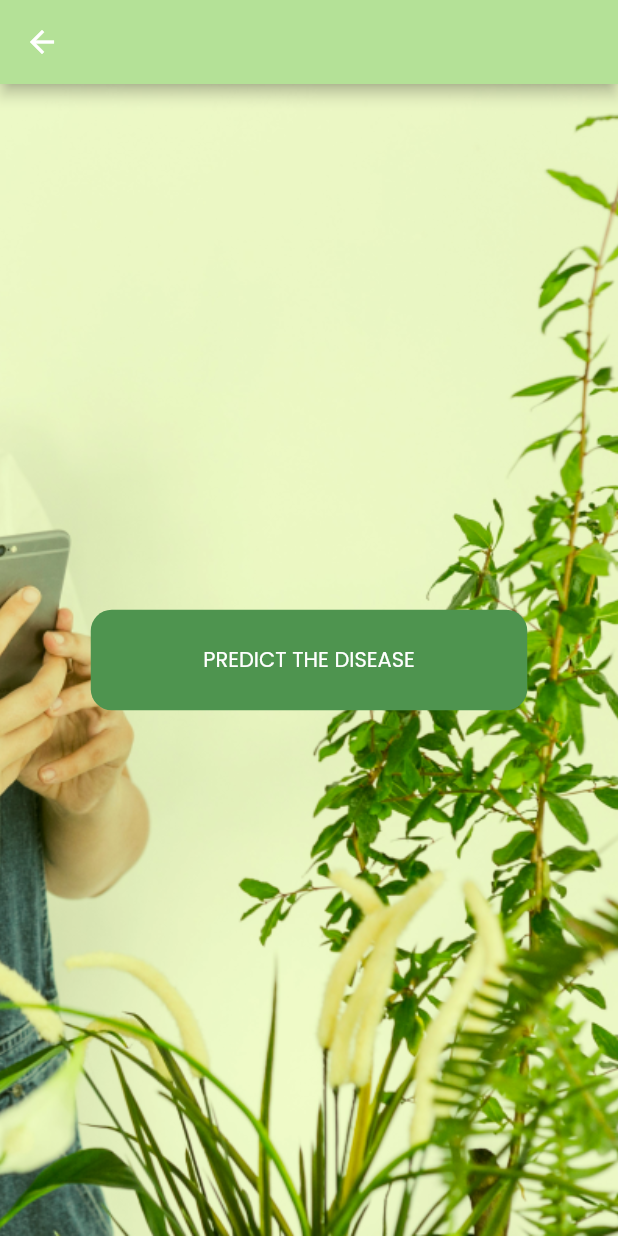
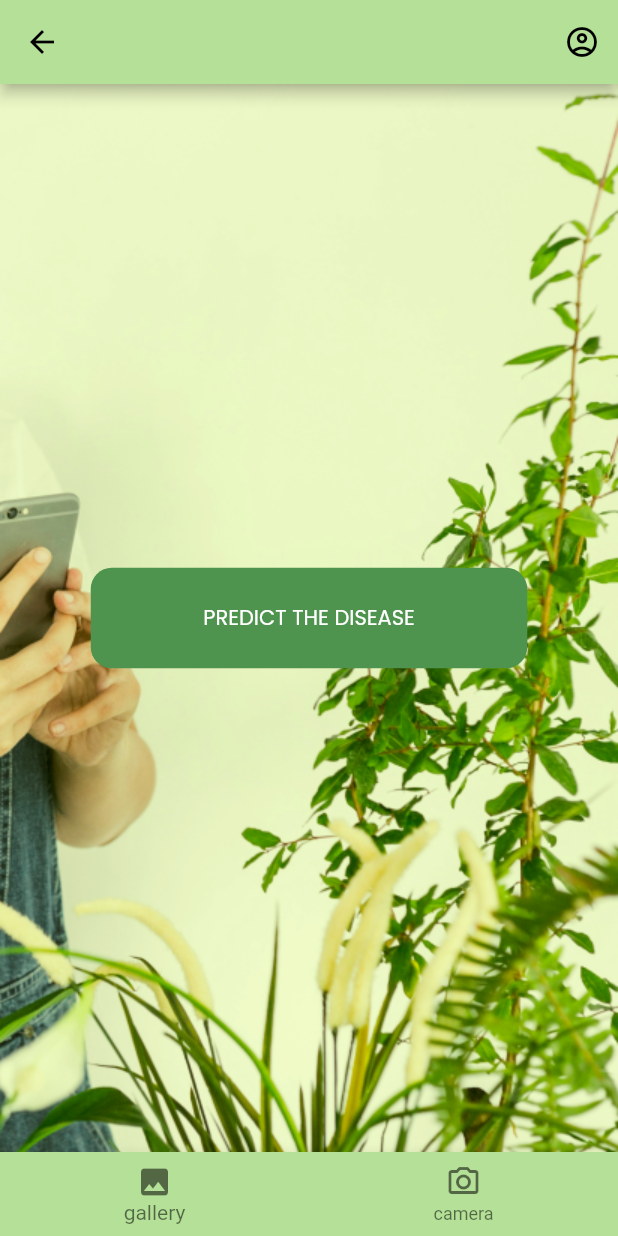
Before and after one commit to muhamedusama/plantdisease, a Flutter app: the ModelScreen screen opened directly, on a phone screen of 412 x 824 dp. Run offline on Flutter 3.47's test engine with Material 2 defaults, Android fonts, the phone set to English and light mode, and no system bars; our stand-ins replace cloud_firestore, conditional_builder_null_safety, firebase_auth, firebase_core, firebase_storage, flutter_bloc and 3 more; accounts and stored records are empty.

Commit message:
prediction page done without design

```diff
--- a/lib/screens/model/cubit/cubit.dart
+++ b/lib/screens/model/cubit/cubit.dart
@@ -84,9 +84,8 @@ class modelcubit extends Cubit<modelstates>
   }
 
   uploadimage() async {
-    //File? selectedimage;
     String message='';
-    final request = await http.MultipartRequest("Post",Uri.parse("https://abe5-156-213-248-59.eu.ngrok.io"));
+    final request = await http.MultipartRequest("Post",Uri.parse("http://6d25-104-196-192-190.ngrok.io"));
     final headers = {"Content-type":"multipart/for-data"};
     request.files.add(
         http.MultipartFile('image',modelImage!.readAsBytes().asStream(),modelImage.lengthSync(),
@@ -96,7 +95,7 @@ class modelcubit extends Cubit<modelstates>
     http.Response res = await http.Response.fromStream(response);
     final resJson=jsonDecode(res.body);
     message=resJson['message'];
-    print(message);
+    print("the prediction is :::::::::::::::::::::"+message);
     prediction = message;
     emit(modelpredictedsuccessfully());
   }
--- a/lib/screens/model/model_screen.dart
+++ b/lib/screens/model/model_screen.dart
@@ -1,9 +1,13 @@
+import 'dart:io';
+
 import 'package:flutter/material.dart';
 import 'package:flutter_bloc/flutter_bloc.dart';
 import 'package:fluttertoast/fluttertoast.dart';
 import 'package:gp/screens/login/login_screen.dart';
 import 'package:gp/screens/model/cubit/cubit.dart';
 import 'package:gp/screens/model/cubit/states.dart';
+import 'package:gp/screens/model/home_screen.dart';
+import 'package:gp/screens/model/prediction.dart';
 import 'package:gp/screens/register/cubit/cubit.dart';
 import 'package:gp/screens/register/cubit/states.dart';
 import 'package:gp/shared/components.dart';
@@ -20,16 +24,70 @@ class ModelScreen extends StatelessWidget {
   Widget build(BuildContext context) {
     return BlocConsumer< modelcubit,modelstates>(
         listener: (context, state) {
+          if (state is modelpredictedsuccessfully)
+            {
+              navigateTo(context, Prediction());
+            }
         },
         builder: (context, state) {
+          var x = modelcubit.get(context).model;
           return  Scaffold(
+            bottomNavigationBar: BottomNavigationBar(
+              selectedItemColor: Colors.black54,
+              backgroundColor: appbarcolor,
+              items: const <BottomNavigationBarItem>[
+                BottomNavigationBarItem(
+                  backgroundColor: Colors.black26,
+                  icon: Icon(Icons.image),
+                  label: 'gallery',
+                  //backgroundColor: Colors.black,
+                ),
+                BottomNavigationBarItem(
+                  backgroundColor: Colors.black,
+                  icon: Icon(Icons.camera_alt_outlined),
+                  label: 'camera',
+                ),
+
+              ],
+            onTap: (int index){
+
+           if (index==0)
+             {
+               uploadedimage=modelcubit.get(context).getgalleryImage() as File;
+               print("upload image ==="+ uploadedimage.path);
+             }
+           else if (index==1)
+             {
+              uploadedimage=modelcubit.get(context).openCamera() as File;
+             }
+           }
+            ,
+            ),
             appBar: AppBar(
+              iconTheme: IconThemeData(color: Colors.black),
+              actions: [
+                Column(
+                  mainAxisAlignment: MainAxisAlignment.center,
+                  children: [
+                    Text('${x.name}'
+                      ,style: TextStyle(color: Colors.black,fontSize: 20,fontFamily: 'poppins'),),
+                  ],
+                )
+                ,IconButton(icon: Icon(
+                  Icons.account_circle_outlined,
+                  color: Colors.black,
+                ), onPressed: () { },)
+              ],
+
               backgroundColor: appbarcolor,
             ),
             backgroundColor: backgroundcolor,
             body: Container(
               child: Center(child: defaultButton(function: (){
-                navigateTo(context, ModelScreen());
+
+                modelcubit.get(context).uploadimage();
+
+
               },
                 text: 'predict the disease', height: 67,
                 width: 291,
@@ -42,7 +100,8 @@ class ModelScreen extends StatelessWidget {
                 ),
               ),
             ),
-          );;
+
+          );
         },
       );
   }
--- a/lib/shared/components.dart
+++ b/lib/shared/components.dart
@@ -1,9 +1,12 @@
 //import 'package:first_app/shared/styles/icon_broken.dart';
+import 'dart:io';
+
 import 'package:flutter/material.dart';
 import 'package:fluttertoast/fluttertoast.dart';
 //import 'package:fluttertoast/fluttertoast.dart';
 String prediction = "";
 String? token = "";
+File uploadedimage=File('');
 
 Color backgroundcolor=Color(0xffE9EFC0);
 Color textcolor=Color(0xff2C5611);
--- a/pubspec.yaml
+++ b/pubspec.yaml
@@ -29,6 +29,7 @@ environment:
 # versions available, run `flutter pub outdated`.
 dependencies:
   flutter_bloc: ^8.1.2
+  flutter_native_splash: ^2.2.19
   flutter:
     sdk: flutter
   #firebase
```
Also changed, not shown: lib/screens/model/home_screen.dart (+4 -6 lines), lib/screens/model/prediction.dart (added, +51 -0 lines), pubspec.lock.
